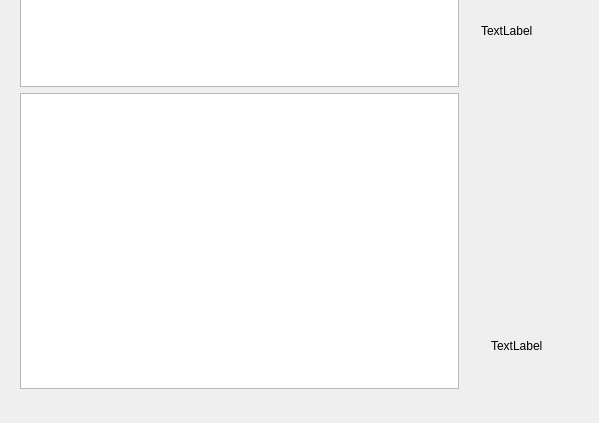
Old version of the form mainwindow.ui in the repository ajs7270/imagelab-project; both pictures show x 0 to 599 and y 296 to 719 of the 1510 by 719 pixel window.
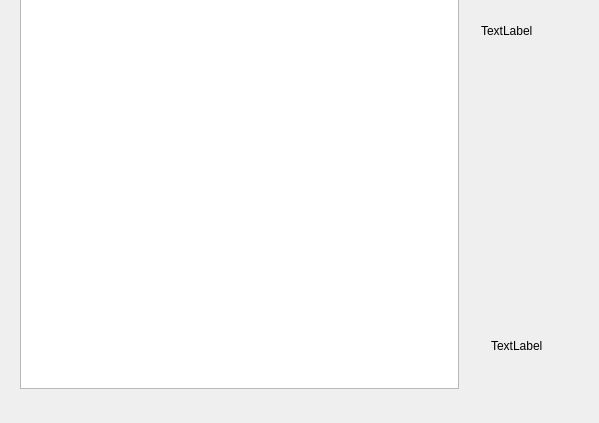
New version of the form.

```diff
--- a/mainwindow.ui
+++ b/mainwindow.ui
@@ -132,9 +132,6 @@
        <item>
         <widget class="QTreeView" name="treeView"/>
        </item>
-       <item>
-        <widget class="QListWidget" name="listView"/>
-       </item>
       </layout>
      </item>
     </layout>
```
